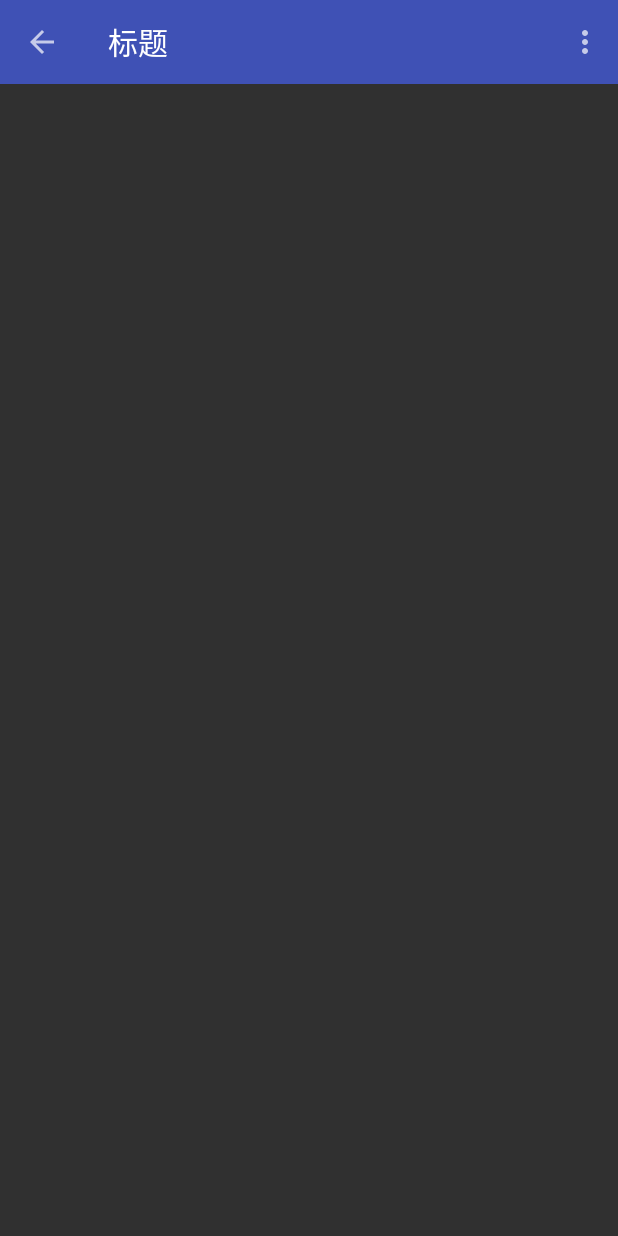
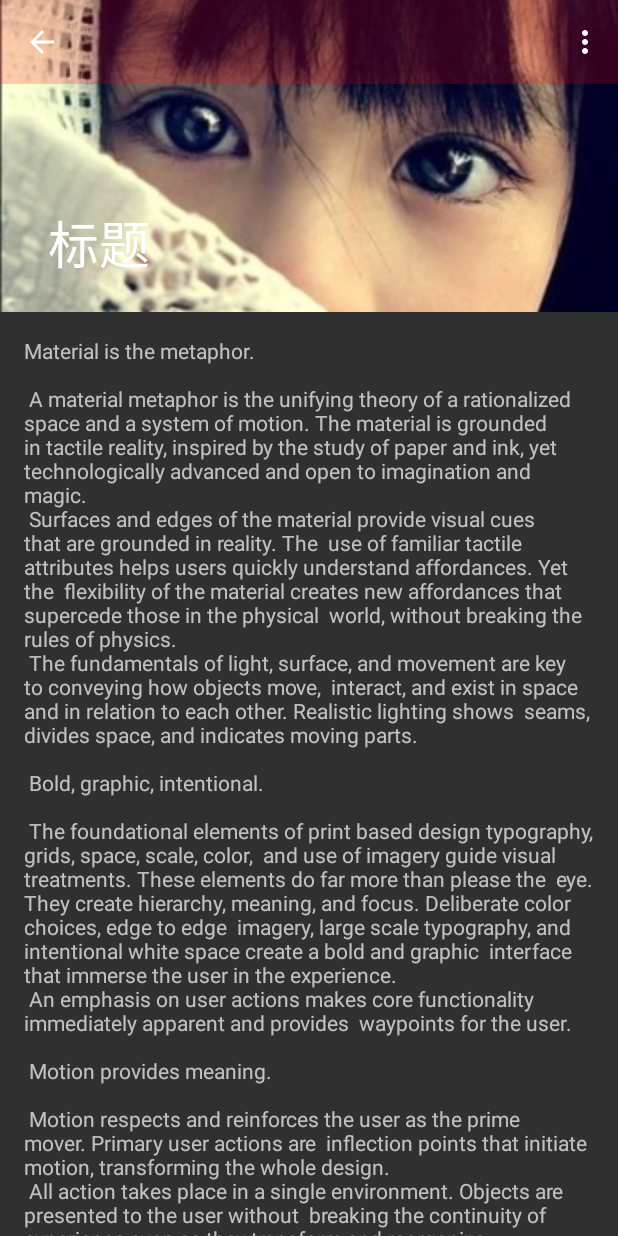
Before and after one commit to gongchuanjing/AndNewFeatureMy, an Android app: the screen it shows after launch (ToolbarActivity), on a phone screen of 412 x 824 dp. Run offline under Robolectric (Android 15) with nearby library versions, the phone set to English and light mode, and no system bars.

Commit message:
AppBarLayout 和 CollapsingToolbarLayout

```diff
--- a/app/src/main/res/layout/activity_toolbar.xml
+++ b/app/src/main/res/layout/activity_toolbar.xml
@@ -9,11 +9,54 @@
     android:layout_height="match_parent"
     tools:context="tk.chuanjing.andnewfeaturemy.ToolbarActivity">
 
-    <android.support.v7.widget.Toolbar
-        android:id="@+id/toolbar"
+    <android.support.design.widget.AppBarLayout
         android:layout_width="match_parent"
-        android:layout_height="?attr/actionBarSize"
-        android:background="?attr/colorPrimary"
-        app:popupTheme="@style/AppTheme.PopupOverlay" />
+        android:layout_height="wrap_content"
+        android:fitsSystemWindows="true"
+        android:theme="@style/AppTheme.AppBarOverlay">
+
+        <android.support.design.widget.CollapsingToolbarLayout
+            android:id="@+id/toolbar_layout"
+            android:layout_width="match_parent"
+            android:layout_height="match_parent"
+            android:fitsSystemWindows="true"
+            app:layout_scrollFlags="scroll|exitUntilCollapsed">
+
+            <ImageView
+                android:layout_width="match_parent"
+                android:layout_height="wrap_content"
+                android:minHeight="40dp"
+                app:layout_collapseMode="parallax"
+                android:src="@drawable/mm"
+                android:scaleType="centerCrop"/>
+
+            <!--android:background="?attr/colorPrimary"-->
+            <android.support.v7.widget.Toolbar
+                android:id="@+id/toolbar"
+                android:layout_width="match_parent"
+                android:layout_height="?attr/actionBarSize"
+                android:background="#33FF0000"
+                app:layout_collapseMode="pin"
+                app:popupTheme="@style/AppTheme.PopupOverlay" />
+        </android.support.design.widget.CollapsingToolbarLayout>
+
+    </android.support.design.widget.AppBarLayout>
+
+
+
+
+
+    <android.support.v4.widget.NestedScrollView
+        android:layout_width="match_parent"
+        android:layout_height="match_parent"
+        app:layout_behavior="@string/appbar_scrolling_view_behavior" >
+
+        <TextView
+            android:layout_width="wrap_content"
+            android:layout_height="wrap_content"
+            android:layout_margin="@dimen/text_margin"
+            android:text="@string/large_text" />
+
+    </android.support.v4.widget.NestedScrollView>
 
 </android.support.design.widget.CoordinatorLayout>
```
Also changed, not shown: app/src/main/res/drawable/dd.jpg (added), app/src/main/res/drawable/mm.jpg (added).
